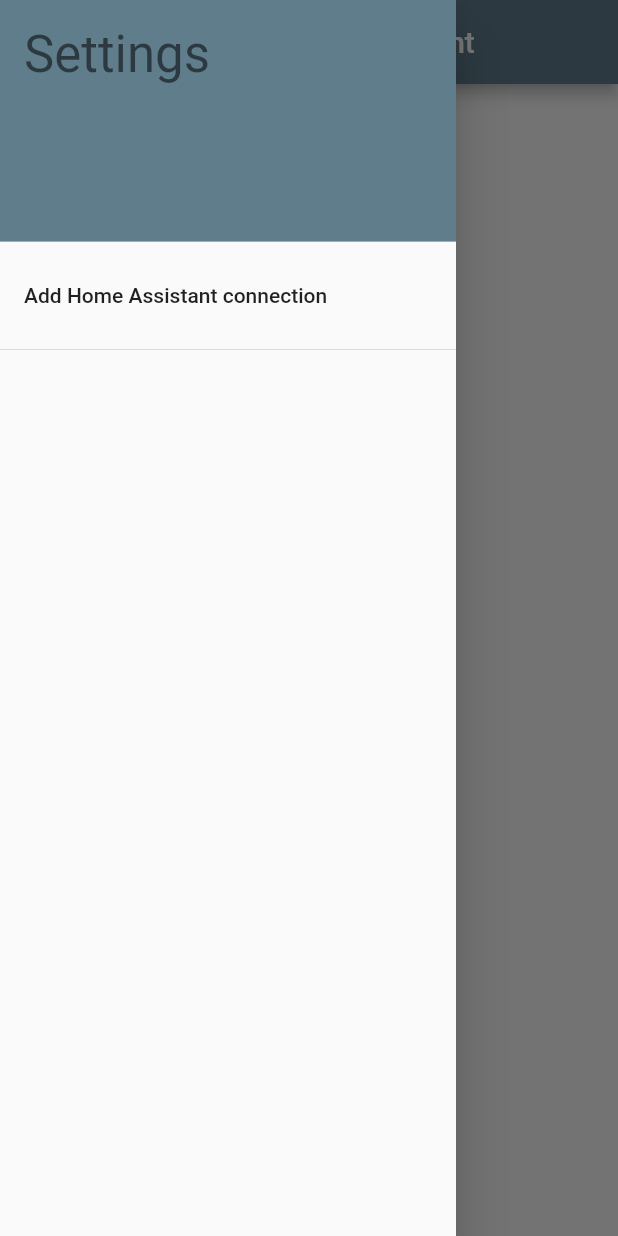
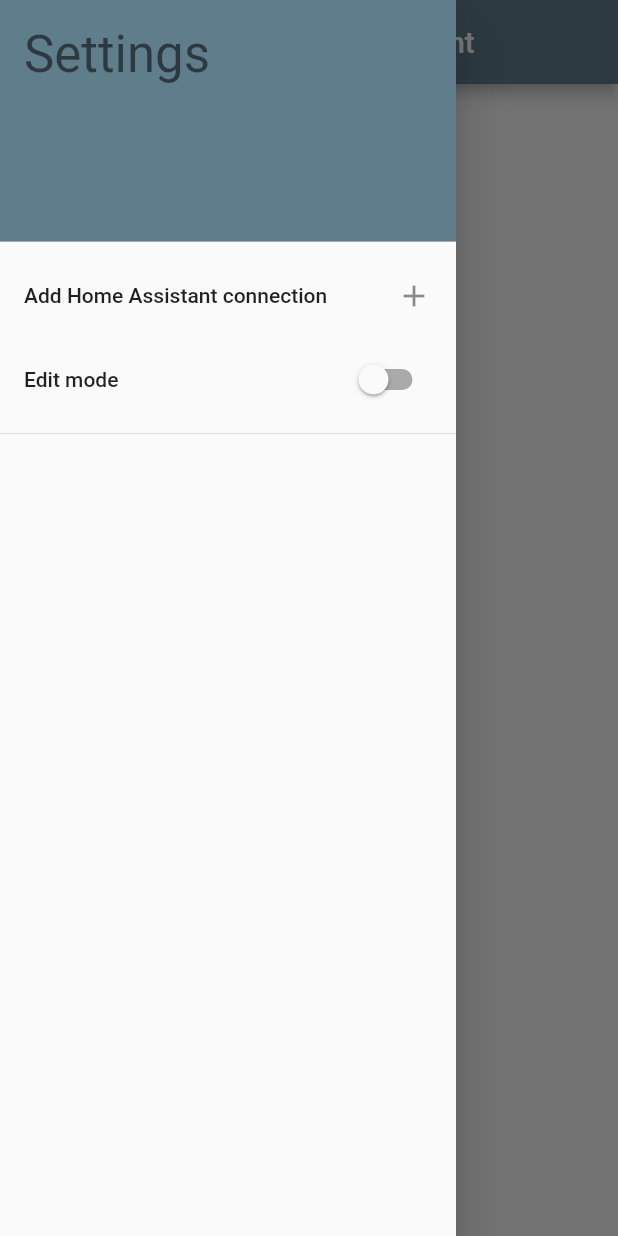
Before and after one commit to feelx88/fafnir, a Flutter app: the screen it shows after launch, with the side drawer open, on a phone screen of 412 x 824 dp. Run offline on Flutter 3.47's test engine with Material 2 defaults, Android fonts, the phone set to English and light mode, and no system bars; our stand-ins replace shared_preferences; missing offline and left inert: flutter_barcode_scanner, flutter_windowmanager.

Commit message:
Made edit mode toggled by drawer item.

```diff
--- a/lib/views/edit_entity_view.dart
+++ b/lib/views/edit_entity_view.dart
@@ -50,7 +50,6 @@
                 onChanged: (value) => setState(() {
                       _entity!.serviceDomain = value as String;
                     }),
-                isExpanded: true,
                 value: _entity!.serviceDomain,
                 items: const [
                   DropdownMenuItem(
--- a/lib/views/main_view.dart
+++ b/lib/views/main_view.dart
@@ -168,23 +168,34 @@
           ),
           ListTile(
             title: const Text('Add Home Assistant connection'),
+            trailing: const Icon(Icons.add),
             onTap: _addConnection,
+          ),
+          SwitchListTile(
+            title: const Text('Edit mode'),
+            value: _editMode,
+            onChanged: (value) => setState(() {
+              _editMode = value;
+            }),
           ),
           const Divider(),
           ...(_homeAssistantConnections
               .asMap()
               .map((index, connection) => MapEntry(
                   index,
-                  ListTile(
+                  CheckboxListTile(
                     title: Text(connection.name),
-                    onTap: () {
-                      setState(() {
-                        _selection = index;
-                      });
-                      _save();
-                    },
-                    leading: Checkbox(
                     value: _selection == index,
+                    secondary: _editMode
+                        ? IconButton(
+                            icon: const Icon(Icons.delete),
+                            padding: EdgeInsets.zero,
+                            visualDensity: VisualDensity.compact,
+                            alignment: Alignment.centerLeft,
+                            color: Colors.red,
+                            onPressed: () => _deleteConnection(connection),
+                          )
+                        : const Icon(Icons.home),
                     onChanged: (value) {
                       if (value!) {
                         setState(() {
@@ -192,13 +203,8 @@
                         });
                         _save();
                       }
+                      _save();
                     },
-                    ),
-                    trailing: IconButton(
-                      icon: const Icon(Icons.delete),
-                      color: Colors.red,
-                      onPressed: () => _deleteConnection(connection),
-                    ),
                   )))
               .values
               .toList())
@@ -241,29 +247,16 @@
                   .values
                   .toList(),
             ),
-      floatingActionButton: _homeAssistantConnections.isNotEmpty
+      floatingActionButton: _homeAssistantConnections.isNotEmpty && _editMode
           ? FloatingActionButton(
               onPressed: () {
                 if (_editMode) {
                   _addEntity();
-                } else {
-                  setState(() {
-                    _editMode = true;
-                  });
                 }
               },
-              child: Icon(_editMode ? Icons.add : Icons.edit),
+              child: const Icon(Icons.add),
             )
           : const SizedBox.shrink(),
-      persistentFooterButtons: _editMode
-          ? [
-              TextButton(
-                  onPressed: () => setState(() {
-                        _editMode = false;
-                      }),
-                  child: const Text('End edit mode'))
-            ]
-          : null,
     );
   }
 }
```
Lines whose indentation alone changed are shown as unchanged.
